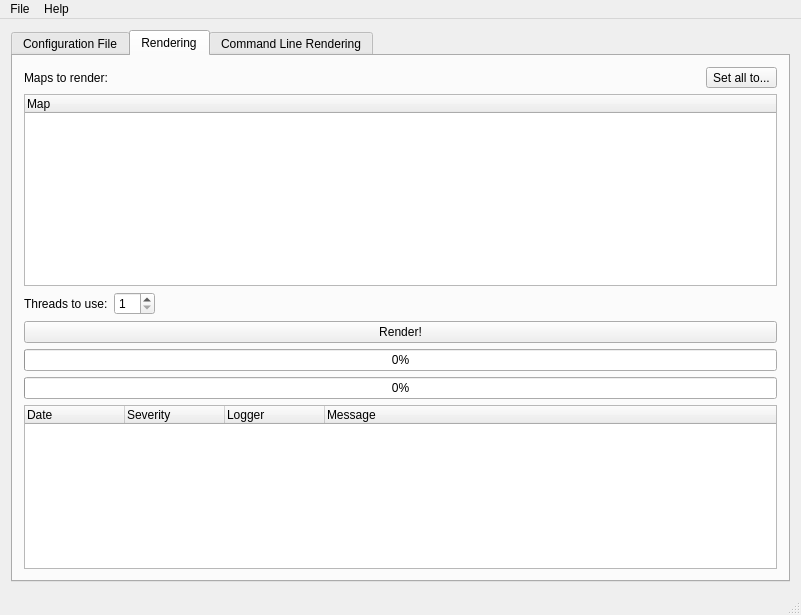
Before: the Qt Designer form mainwindow.ui in mapcrafter/mapcrafter-gui, drawn with Qt 5.
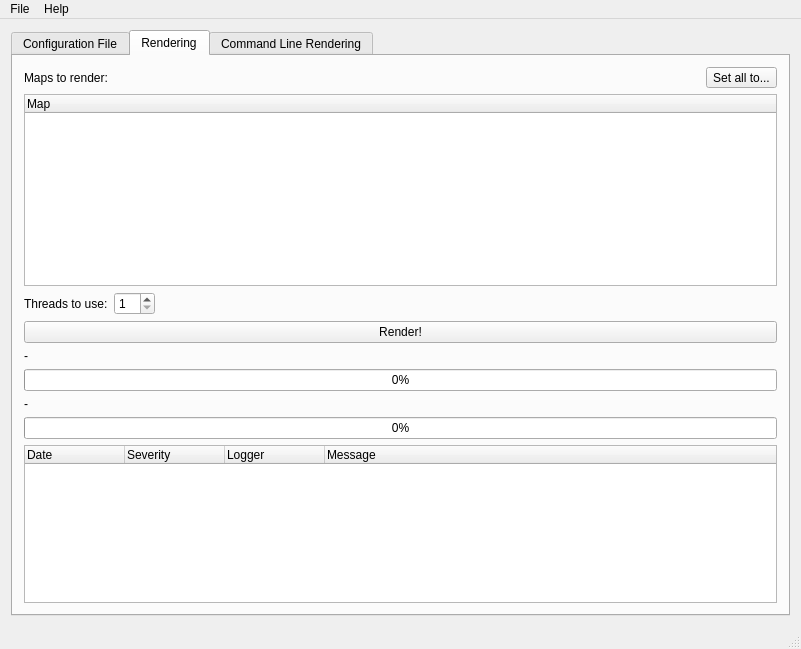
After: the same form once the commit is applied. The open tabs and pages were chosen to show the change. Custom widgets are drawn as their Qt base class.

Commit message: Fancyfied progress stuff a bit.

Patch:
```diff
--- a/mainwindow.ui
+++ b/mainwindow.ui
@@ -7,7 +7,7 @@
     <x>0</x>
     <y>0</y>
     <width>801</width>
-    <height>615</height>
+    <height>649</height>
    </rect>
   </property>
   <property name="windowTitle">
@@ -147,7 +147,14 @@
            </widget>
           </item>
           <item>
-           <widget class="QProgressBar" name="progress1">
+           <widget class="QLabel" name="labelMapsProgress">
+            <property name="text">
+             <string>-</string>
+            </property>
+           </widget>
+          </item>
+          <item>
+           <widget class="QProgressBar" name="progressMaps">
             <property name="value">
              <number>0</number>
             </property>
@@ -157,7 +164,41 @@
            </widget>
           </item>
           <item>
-           <widget class="QProgressBar" name="progress2">
+           <layout class="QGridLayout" name="gridLayout">
+            <item row="0" column="0">
+             <widget class="QLabel" name="labelTilesProgressLeft">
+              <property name="text">
+               <string>-</string>
+              </property>
+             </widget>
+            </item>
+            <item row="0" column="2">
+             <widget class="QLabel" name="labelTilesProgressRight">
+              <property name="text">
+               <string/>
+              </property>
+              <property name="alignment">
+               <set>Qt::AlignRight|Qt::AlignTrailing|Qt::AlignVCenter</set>
+              </property>
+             </widget>
+            </item>
+            <item row="0" column="1">
+             <widget class="QLabel" name="labelTilesProgressCenter">
+              <property name="text">
+               <string/>
+              </property>
+              <property name="alignment">
+               <set>Qt::AlignCenter</set>
+              </property>
+             </widget>
+            </item>
+           </layout>
+          </item>
+          <item>
+           <layout class="QHBoxLayout" name="horizontalLayout_5"/>
+          </item>
+          <item>
+           <widget class="QProgressBar" name="progressTiles">
             <property name="value">
              <number>0</number>
             </property>
```
Left out of the diff: 10 changed lines with no effect on the pictures. The commit also changes 3 other files.
